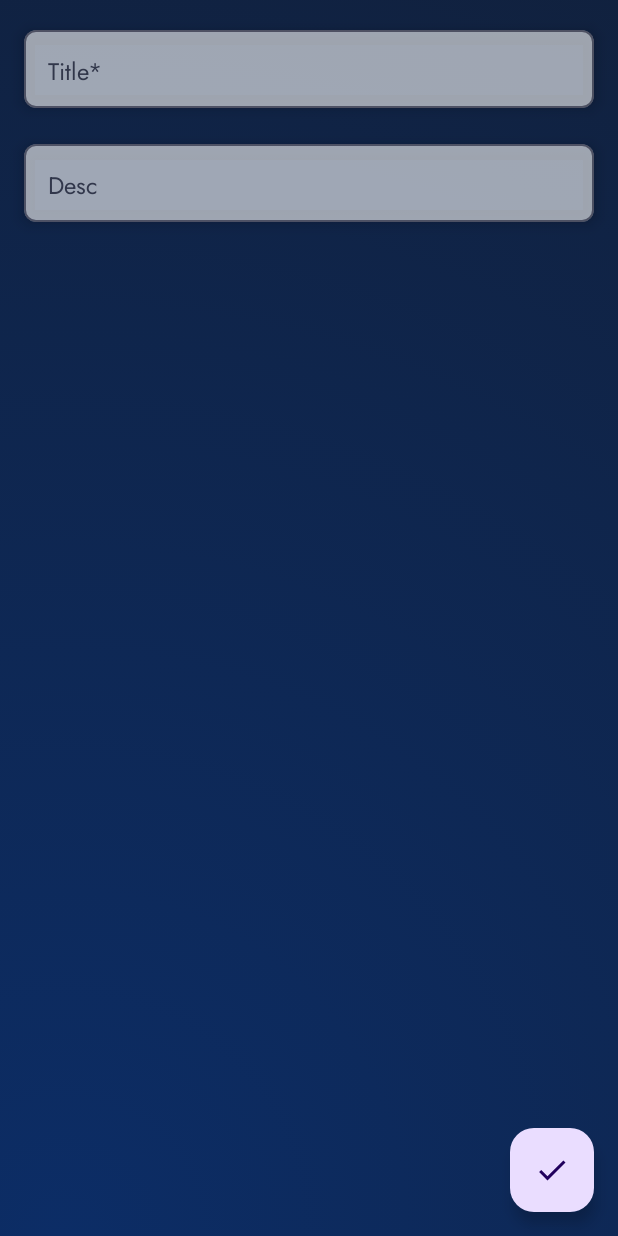
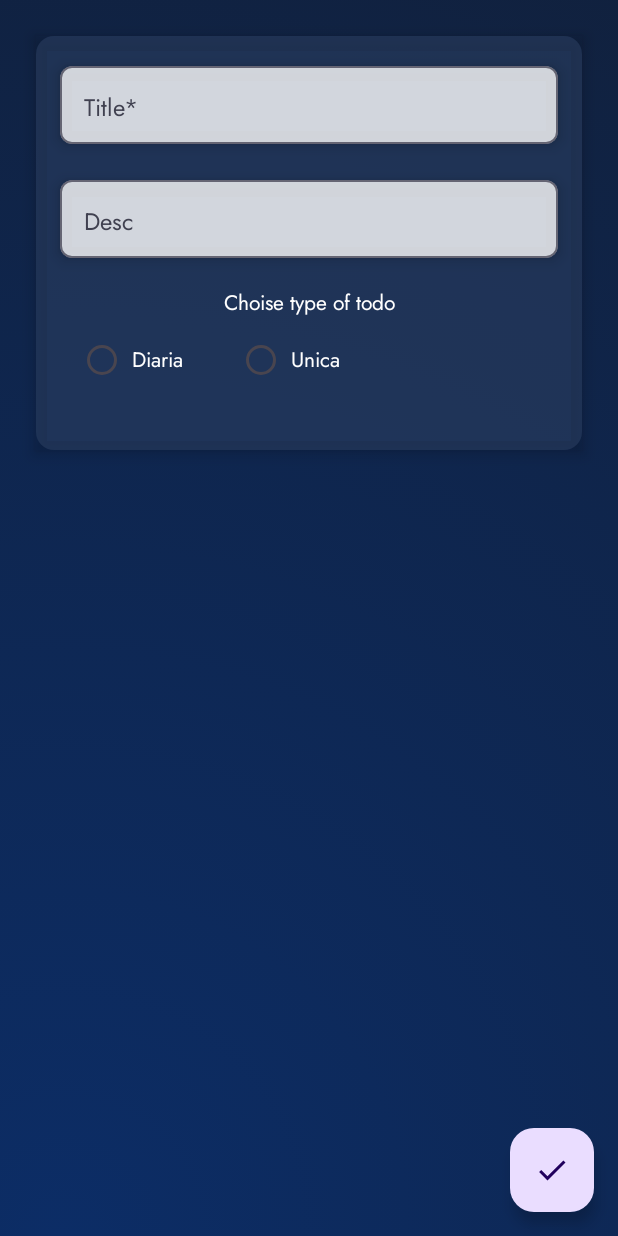
Before and after one commit to AxelLafuente/LazyListStudy, an Android app built with Jetpack Compose: the screen it shows after launch (MainActivity), after a tap on "Add", on a phone screen of 412 x 824 dp. Run offline under Robolectric (Android 15) with nearby library versions, the phone set to English and light mode, and no system bars; our stand-ins replace Room's generated code.

Commit message:
branch para atualização , adicionado tema, adicionado complexidade as tarefas, adicionando campos para tarefas

```diff
--- a/app/src/main/java/com/example/mystudy/ui/components/CustomTextField.kt
+++ b/app/src/main/java/com/example/mystudy/ui/components/CustomTextField.kt
@@ -4,7 +4,6 @@ import androidx.compose.foundation.layout.fillMaxWidth
 import androidx.compose.foundation.layout.height
 import androidx.compose.foundation.layout.padding
 import androidx.compose.foundation.shape.RoundedCornerShape
-import androidx.compose.foundation.text.KeyboardOptions
 import androidx.compose.material3.OutlinedTextField
 import androidx.compose.material3.OutlinedTextFieldDefaults
 import androidx.compose.material3.Text
@@ -37,7 +36,9 @@ fun CustomTextField(
     OutlinedTextField(
         value = value,
         onValueChange = onValueChange,
-        placeholder = { Text(text = placeholder, style = TextStyle(
+        placeholder = {
+            Text(
+                text = placeholder, style = TextStyle(
                     fontFamily = Jost,
                     fontWeight = FontWeight.Normal,
                     fontSize = 16.sp
@@ -50,8 +51,8 @@ fun CustomTextField(
             .fillMaxWidth()
             .height(60.dp)
             .padding(vertical = 4.dp)
-            .shadow( 6.dp, RoundedCornerShape(8.dp))
-            .alpha(0.6f),
+            .shadow(6.dp, RoundedCornerShape(8.dp))
+            .alpha(0.8f),
         shape = RoundedCornerShape(8.dp),
         colors = OutlinedTextFieldDefaults.colors(
             focusedBorderColor = White,
@@ -72,12 +73,14 @@ fun CustomTextField(
 }
 
 
-
 @Preview
 @Composable
 private fun CustomTextFieldPreview() {
+    MyStudyTheme {
         CustomTextField(
             value = "",
             onValueChange = {},
-        placeholder = "Input")
+            placeholder = "Input"
+        )
     }
+}
--- /dev/null
+++ b/app/src/main/java/com/example/mystudy/ui/components/RadioButton.kt
@@ -0,0 +1,72 @@
+package com.example.mystudy.ui.components
+
+import androidx.compose.foundation.layout.Column
+import androidx.compose.foundation.layout.Row
+import androidx.compose.foundation.layout.fillMaxWidth
+import androidx.compose.foundation.layout.height
+import androidx.compose.foundation.layout.padding
+import androidx.compose.foundation.selection.selectable
+import androidx.compose.foundation.selection.selectableGroup
+import androidx.compose.material3.MaterialTheme
+import androidx.compose.material3.RadioButton
+import androidx.compose.material3.Text
+import androidx.compose.runtime.Composable
+import androidx.compose.runtime.mutableStateOf
+import androidx.compose.runtime.remember
+import androidx.compose.ui.Alignment
+import androidx.compose.ui.Modifier
+import androidx.compose.ui.semantics.Role
+import androidx.compose.ui.tooling.preview.Preview
+import androidx.compose.ui.unit.dp
+import com.example.mystudy.ui.theme.Jost
+import com.example.mystudy.ui.theme.MyStudyTheme
+import com.example.mystudy.ui.theme.White
+
+@Composable
+fun RadioButtonSingleSelection(
+    modifier: Modifier = Modifier,
+    options: List<String> = listOf("Diaria", "Unica"),
+    selectedOption: String = "Diaria",
+    onOptionSelected: (String) -> Unit
+) {
+    Row(
+        modifier
+            .selectableGroup()
+            .fillMaxWidth()
+    ) {
+        options.forEach { text ->
+            Row(
+                Modifier
+                    .height(56.dp)
+                    .selectable(
+                        selected = (text == selectedOption),
+                        onClick = {
+                            onOptionSelected(text)
+                        },
+                        role = Role.RadioButton
+                    )
+                    .padding(horizontal = 16.dp),
+                verticalAlignment = Alignment.CenterVertically
+            ) {
+                RadioButton(
+                    selected = (text == selectedOption),
+                    onClick = null
+                )
+                Text(
+                    modifier = Modifier.padding(8.dp),
+                    text = text,
+                    color = White,
+                    fontFamily = Jost,
+                )
+            }
+        }
+    }
+}
+
+@Preview
+@Composable
+private fun RadioButtonSingleSelectionPreview() {
+    MyStudyTheme {
+        RadioButtonSingleSelection(selectedOption = "Diaria", onOptionSelected = {})
+    }
+}
--- a/app/src/main/java/com/example/mystudy/ui/components/TodoItem.kt
+++ b/app/src/main/java/com/example/mystudy/ui/components/TodoItem.kt
@@ -27,9 +27,11 @@ import androidx.compose.ui.unit.dp
 import com.example.mystudy.domain.Todo
 import com.example.mystudy.domain.todo2
 import com.example.mystudy.ui.theme.MyStudyTheme
+import com.example.mystudy.ui.theme.SecondaryBlue
 import com.example.mystudy.ui.theme.TodoCompletedColor
 import com.example.mystudy.ui.theme.TodoIncompleteColor
 import com.example.mystudy.ui.theme.White
+import com.example.mystudy.ui.theme.WhiteTranslucident
 
 @Composable
 fun TodoItem(
@@ -40,9 +42,9 @@ fun TodoItem(
     todo: Todo,
 ) {
     val backgroundColor = if (todo.isCompleted) {
-        TodoCompletedColor
+        SecondaryBlue
     } else {
-        TodoIncompleteColor
+        WhiteTranslucident
     }
     Surface(
         onClick = onItemClick,
--- a/app/src/main/java/com/example/mystudy/ui/feature/addedit/AddEditEvent.kt
+++ b/app/src/main/java/com/example/mystudy/ui/feature/addedit/AddEditEvent.kt
@@ -4,4 +4,5 @@ sealed interface AddEditEvent {
     data class TitleChanged(val title: String) : AddEditEvent
     data class DescriptionChanged(val description: String) : AddEditEvent
     data object Save : AddEditEvent
+    data class TypeChanged(val type: String) : AddEditEvent
 }
--- a/app/src/main/java/com/example/mystudy/ui/feature/addedit/AddEditScreen.kt
+++ b/app/src/main/java/com/example/mystudy/ui/feature/addedit/AddEditScreen.kt
@@ -2,6 +2,8 @@ package com.example.mystudy.ui.feature.addedit
 
 import RadialGradientScaffold
 import android.graphics.drawable.GradientDrawable
+import androidx.compose.foundation.background
+import androidx.compose.foundation.gestures.snapping.SnapPosition
 import androidx.compose.foundation.layout.Column
 import androidx.compose.foundation.layout.Spacer
 import androidx.compose.foundation.layout.consumeWindowInsets
@@ -10,9 +12,13 @@ import androidx.compose.foundation.layout.height
 import androidx.compose.foundation.layout.padding
 import androidx.compose.material.icons.Icons
 import androidx.compose.material.icons.filled.Check
+import androidx.compose.material3.Card
+import androidx.compose.material3.CardColors
 import androidx.compose.material3.FloatingActionButton
 import androidx.compose.material3.Icon
+import androidx.compose.material3.OutlinedCard
 import androidx.compose.material3.OutlinedTextField
+import androidx.compose.material3.RadioButton
 import androidx.compose.material3.Scaffold
 import androidx.compose.material3.SnackbarHost
 import androidx.compose.material3.SnackbarHostState
@@ -20,7 +26,9 @@ import androidx.compose.material3.Text
 import androidx.compose.runtime.Composable
 import androidx.compose.runtime.LaunchedEffect
 import androidx.compose.runtime.remember
+import androidx.compose.ui.Alignment
 import androidx.compose.ui.Modifier
+import androidx.compose.ui.draw.shadow
 import androidx.compose.ui.platform.LocalContext
 import androidx.compose.ui.tooling.preview.Preview
 import androidx.compose.ui.unit.dp
@@ -29,7 +37,11 @@ import com.example.mystudy.data.TodoDatabaseProvider
 import com.example.mystudy.data.TodoRepositoryImpl
 import com.example.mystudy.ui.UiEvent
 import com.example.mystudy.ui.components.CustomTextField
+import com.example.mystudy.ui.components.RadioButtonSingleSelection
+import com.example.mystudy.ui.theme.Jost
 import com.example.mystudy.ui.theme.MyStudyTheme
+import com.example.mystudy.ui.theme.ShadeBlue
+import com.example.mystudy.ui.theme.White
 
 @Composable
 fun AddEditScreen(
@@ -44,11 +56,13 @@ fun AddEditScreen(
     {
         AddEditViewModel(
             repository = repository,
-            id = id)
+            id = id
+        )
     }
 
     val title = viewModel.title
     val description = viewModel.description
+    val type = viewModel.type
 
     val snackbarHostState = remember {
         SnackbarHostState()
@@ -68,7 +82,7 @@ fun AddEditScreen(
         }
     }
 
-    AddEditContent(title, description, viewModel::onEvent, snackbarHostState)
+    AddEditContent(title, description, viewModel::onEvent, snackbarHostState, type)
 }
 
 
@@ -77,7 +91,8 @@ fun AddEditContent(
     title: String,
     description: String?,
     onEvent: (AddEditEvent) -> Unit = {},
-    snackbarHostState: SnackbarHostState
+    snackbarHostState: SnackbarHostState,
+    type: String
 ) {
     RadialGradientScaffold(floatingActionButton = {
         FloatingActionButton(onClick = {
@@ -90,6 +105,18 @@ fun AddEditContent(
             SnackbarHost(hostState = snackbarHostState)
         }
     ) {
+        Card(
+            modifier = Modifier
+                .padding(24.dp)
+                .shadow(6.dp),
+            colors = CardColors(
+                containerColor = ShadeBlue,
+                contentColor = ShadeBlue,
+                disabledContainerColor = ShadeBlue,
+                disabledContentColor = ShadeBlue
+            ),
+        )
+        {
             Column(
                 modifier = Modifier
                     .consumeWindowInsets(it)
@@ -102,7 +129,8 @@ fun AddEditContent(
                     onValueChange = {
                         onEvent(AddEditEvent.TitleChanged(it))
                     },
-                placeholder = "Title*")
+                    placeholder = "Title*"
+                )
 
                 Spacer(modifier = Modifier.height(16.dp))
 
@@ -111,8 +139,25 @@ fun AddEditContent(
                         .fillMaxWidth(),
                     value = description ?: "",
                     onValueChange = { onEvent(AddEditEvent.DescriptionChanged(it)) },
-                placeholder = "Desc")
+                    placeholder = "Desc"
+                )
+                Spacer(modifier = Modifier.height(16.dp))
 
+                Text(text = "Choise type of todo"
+                    , modifier = Modifier.align(Alignment.CenterHorizontally),
+                    color = White,
+                    fontFamily = Jost,)
+
+                RadioButtonSingleSelection(
+                    selectedOption = type,
+                    onOptionSelected = { onEvent(AddEditEvent.TypeChanged(it)) }
+                )
+
+                Spacer(modifier = Modifier.height(16.dp))
+
+
+
+            }
         }
 
     }
@@ -124,7 +169,7 @@ fun AddEditContent(
 @Composable
 private fun AddEditContentPreview() {
     MyStudyTheme {
-        AddEditContent("", null, {}, snackbarHostState = SnackbarHostState())
+        AddEditContent("", null, {}, snackbarHostState = SnackbarHostState(), "Diaria")
     }
 
 }
--- a/app/src/main/java/com/example/mystudy/ui/feature/addedit/AddEditViewModel.kt
+++ b/app/src/main/java/com/example/mystudy/ui/feature/addedit/AddEditViewModel.kt
@@ -19,6 +19,9 @@ class AddEditViewModel(
         private set
 
     var description by mutableStateOf("")
+        private set
+
+    var type by mutableStateOf("")
         private set
 
 
@@ -49,6 +52,9 @@ class AddEditViewModel(
             AddEditEvent.Save -> {
                 saveTodo()
             }
+            is AddEditEvent.TypeChanged -> {
+                type = event.type
+            }
         }
     }
 
--- a/app/src/main/java/com/example/mystudy/ui/theme/Color.kt
+++ b/app/src/main/java/com/example/mystudy/ui/theme/Color.kt
@@ -12,17 +12,18 @@ val Pink40 = Color(0xFF7D5260)
 
 // Colors for Todo states
 val TodoCompletedColor = Color(0xFF0D1321) // Green for completed
-val TodoIncompleteColor = Color(0xFF008DFF)
+val TodoIncompleteColor = Color(0x9A008DFF)
 
 
 val PrimaruBlue = Color(0XFF0C2D66)
 val SecondaryBlue = Color(0XFF11203B)
 val Gradiant = Color(0XFF173876)
-val ShadeBlue = Color(0XFF2B3F62)
+val ShadeBlue = Color(0x992B3F62)
 val GrayBlue = Color(0XFF586C90)
 
 
 val UnfocusedText = Color(0xFF939393)
 val GrayText = Color(0xFFD9D9D9)
 val White = Color(0xFFFFFFFF)
+val WhiteTranslucident = Color(0x99FFFFFF)
 val Black = Color(0xFF000000)
--- a/app/src/main/java/com/example/mystudy/ui/theme/JostFont.kt
+++ b/app/src/main/java/com/example/mystudy/ui/theme/JostFont.kt
@@ -14,7 +14,7 @@ val Jost = FontFamily(
     Font(R.font.jost_light, FontWeight.Light),
     Font(R.font.jost_lightitalic, FontWeight.Light, FontStyle.Italic),
     Font(R.font.jost_regular, FontWeight.Normal),
-    Font(R.font.jost_thin, FontWeight.Normal, FontStyle.Italic),
+    Font(R.font.jost_italic, FontWeight.Normal, FontStyle.Italic),
     Font(R.font.jost_medium, FontWeight.Medium),
     Font(R.font.jost_mediumitalic, FontWeight.Medium, FontStyle.Italic),
     Font(R.font.jost_semibold, FontWeight.SemiBold),
```
Lines whose indentation alone changed are shown as unchanged.
